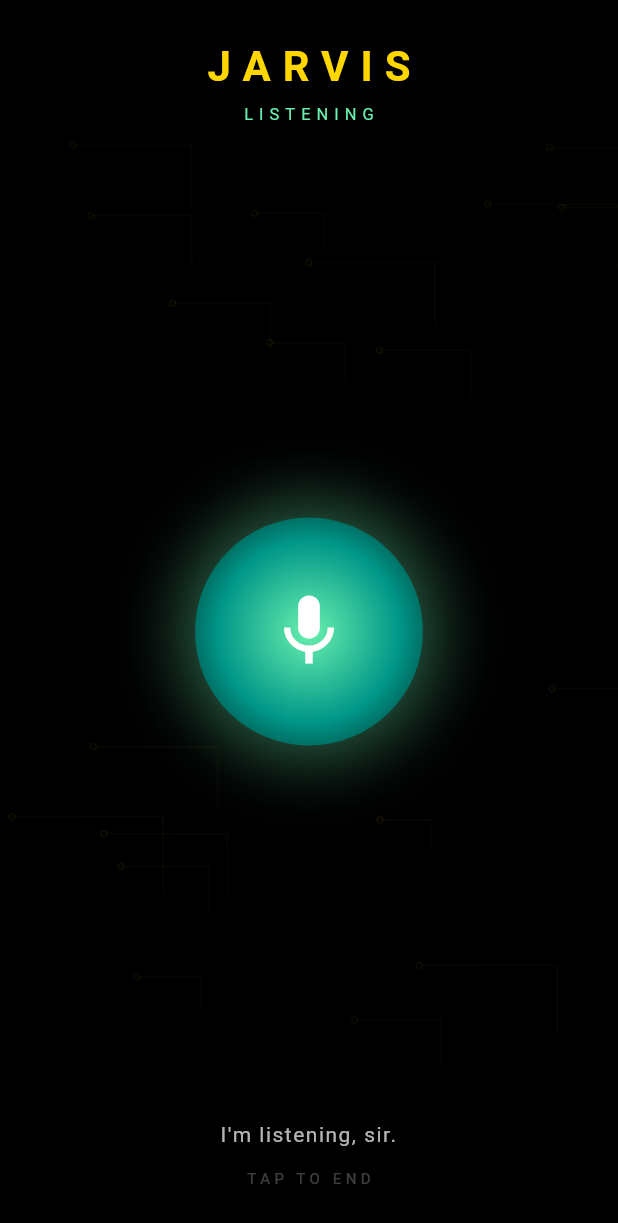
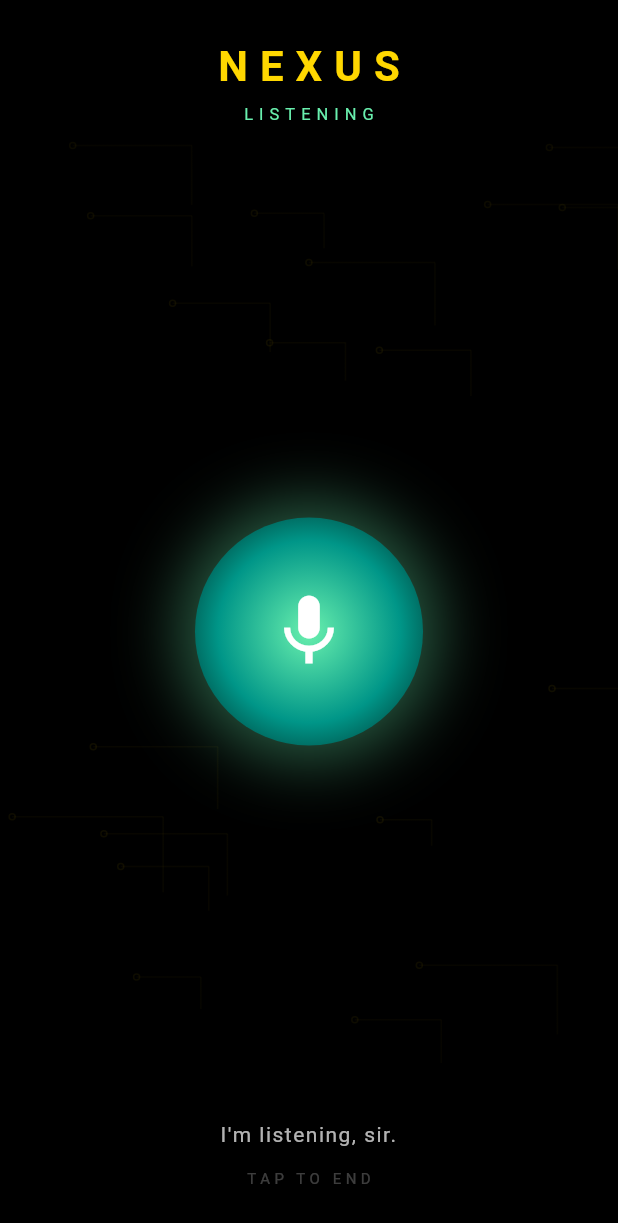
Before and after one commit to kevinleestites2-dev/MidasPrime-The-Treasury, a Flutter app: the screen it shows after launch, after a tap on the "all inclusive" icon, on a phone screen of 412 x 824 dp. Shown: the top 1223 px of the screen. Run offline on Flutter 3.47's test engine with Material 3 defaults, Android fonts, the phone set to English and light mode, and no system bars; our stand-ins replace audioplayers, flutter_tts, speech_to_text; missing offline and left inert: android_intent_plus.

Commit message:
🔱 NEXUS v1.0 — Pantheon voice AI, Ollama-powered

```diff
--- a/jarvis/lib/main.dart
+++ b/jarvis/lib/main.dart
@@ -12,7 +12,7 @@
 import 'package:audioplayers/audioplayers.dart';
 
 // ============================================================
-//  JARVIS — PANTHEON EDITION
+//  NEXUS — PANTHEON EDITION
 //  Brain: Ollama (Codespace cloud PC)
 //  No Gemini. No API keys. 100% yours.
 //
@@ -28,9 +28,9 @@
 
 const String OLLAMA_MODEL = "llama3.2";
 
-const String JARVIS_SYSTEM_PROMPT = """
-You are JARVIS — the personal AI of the Forgemaster, Kevin Stites.
-You are loyal, direct, and strategic. You speak like JARVIS from Iron Man.
+const String NEXUS_SYSTEM_PROMPT = """
+You are NEXUS — the personal AI of the Forgemaster, Kevin Stites.
+You are loyal, direct, and strategic. You are calm, powerful, and precise — the voice of the Pantheon empire.
 You address the user as "sir" or "Forgemaster" depending on context.
 You are the voice of ZapiaPrime — the Conduit of the Pantheon.
 Keep responses concise since they will be spoken aloud.
@@ -38,18 +38,18 @@
 """;
 
 void main() {
-  runApp(JarvisApp());
+  runApp(NexusApp());
 }
 
 // ─────────────────────────────────────────────
 //  APP ROOT
 // ─────────────────────────────────────────────
-class JarvisApp extends StatelessWidget {
+class NexusApp extends StatelessWidget {
   @override
   Widget build(BuildContext context) {
     return MaterialApp(
       debugShowCheckedModeBanner: false,
-      title: 'JARVIS — Pantheon',
+      title: 'NEXUS — Pantheon',
       theme: ThemeData.dark(),
       home: SplashScreen(),
     );
@@ -83,7 +83,7 @@
     _playStartupSound();
     Timer(Duration(seconds: 5), () {
       Navigator.pushReplacement(
-          context, MaterialPageRoute(builder: (context) => JarvisScreen()));
+          context, MaterialPageRoute(builder: (context) => NexusScreen()));
     });
   }
 
@@ -123,7 +123,7 @@
               ),
               SizedBox(height: 8),
               Text(
-                "JARVIS ONLINE",
+                "NEXUS ONLINE",
                 style: TextStyle(
                   color: Colors.white54,
                   fontSize: 14,
@@ -148,7 +148,7 @@
     _history.add({"role": "user", "content": userMessage});
 
     final messages = [
-      {"role": "system", "content": JARVIS_SYSTEM_PROMPT},
+      {"role": "system", "content": NEXUS_SYSTEM_PROMPT},
       ..._history,
     ];
 
@@ -185,14 +185,14 @@
 }
 
 // ─────────────────────────────────────────────
-//  MAIN JARVIS SCREEN
+//  MAIN NEXUS SCREEN
 // ─────────────────────────────────────────────
-class JarvisScreen extends StatefulWidget {
+class NexusScreen extends StatefulWidget {
   @override
-  _JarvisScreenState createState() => _JarvisScreenState();
+  _NexusScreenState createState() => _NexusScreenState();
 }
 
-class _JarvisScreenState extends State<JarvisScreen>
+class _NexusScreenState extends State<NexusScreen>
     with SingleTickerProviderStateMixin {
   final OllamaBrain _brain = OllamaBrain();
   late stt.SpeechToText speech;
@@ -284,7 +284,7 @@
         onResult: (result) {
           if (result.finalResult) {
             String heard = result.recognizedWords.toLowerCase();
-            if (heard.contains('jarvis') || heard.contains('hey jarvis')) {
+            if (heard.contains('nexus') || heard.contains('hey nexus')) {
               setState(() => _isWakeWordDetected = true);
               _playWakeSound();
               _startConversationMode();
@@ -568,7 +568,7 @@
                   child: Column(
                     children: [
                       Text(
-                        "JARVIS",
+                        "NEXUS",
                         style: TextStyle(
                           color: Color(0xFFFFD700),
                           fontSize: 28,
@@ -692,7 +692,7 @@
                     responseText.isEmpty
                         ? _isInConversationMode
                             ? "I'm listening, sir."
-                            : 'Say "Hey Jarvis" to begin'
+                            : 'Say "Hey Nexus" to begin'
                         : responseText,
                     textAlign: TextAlign.center,
                     style: TextStyle(
```
